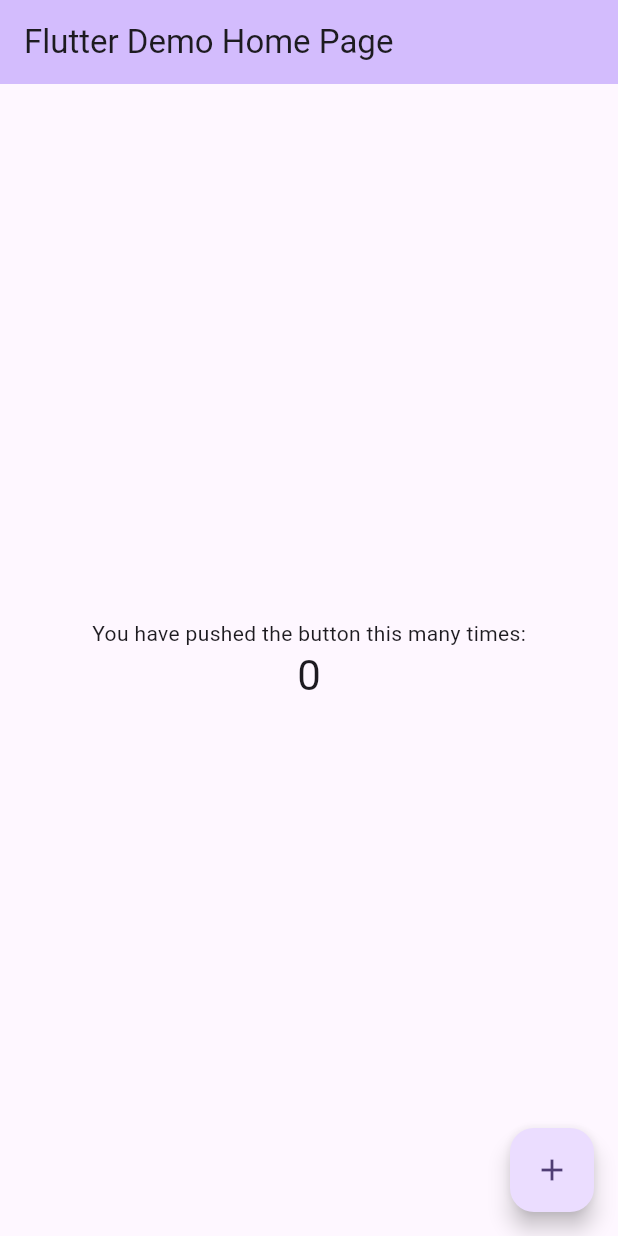
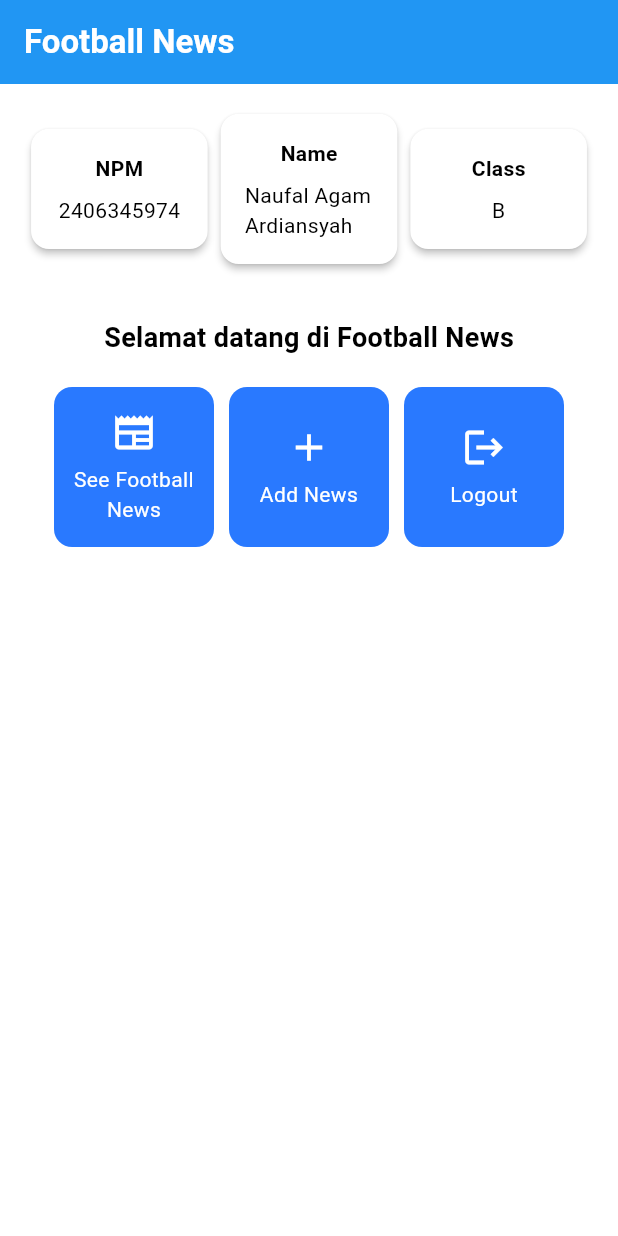
Before and after one commit to Agam1025/football-news-mobile, a Flutter app: the screen it shows after launch, on a phone screen of 412 x 824 dp. Run offline on Flutter 3.47's test engine with Material 3 defaults, Android fonts, the phone set to English and light mode, and no system bars.

Commit message:
ini commit final

```diff
--- a/lib/main.dart
+++ b/lib/main.dart
@@ -1,3 +1,4 @@
+import 'package:football_news/menu.dart';
 import 'package:flutter/material.dart';
 
 void main() {
@@ -28,95 +29,10 @@ class MyApp extends StatelessWidget {
         //
         // This works for code too, not just values: Most code changes can be
         // tested with just a hot reload.
-        colorScheme: ColorScheme.fromSeed(seedColor: Colors.deepPurple),
+         colorScheme: ColorScheme.fromSwatch(primarySwatch: Colors.blue)
+         .copyWith(secondary: Colors.blueAccent[400]),
       ),
-      home: const MyHomePage(title: 'Flutter Demo Home Page'),
+      home: MyHomePage(),
     );
   }
 }
-
-class MyHomePage extends StatefulWidget {
-  const MyHomePage({super.key, required this.title});
-
-  // This widget is the home page of your application. It is stateful, meaning
-  // that it has a State object (defined below) that contains fields that affect
-  // how it looks.
-
-  // This class is the configuration for the state. It holds the values (in this
-  // case the title) provided by the parent (in this case the App widget) and
-  // used by the build method of the State. Fields in a Widget subclass are
-  // always marked "final".
-
-  final String title;
-
-  @override
-  State<MyHomePage> createState() => _MyHomePageState();
-}
-
-class _MyHomePageState extends State<MyHomePage> {
-  int _counter = 0;
-
-  void _incrementCounter() {
-    setState(() {
-      // This call to setState tells the Flutter framework that something has
-      // changed in this State, which causes it to rerun the build method below
-      // so that the display can reflect the updated values. If we changed
-      // _counter without calling setState(), then the build method would not be
-      // called again, and so nothing would appear to happen.
-      _counter++;
-    });
-  }
-
-  @override
-  Widget build(BuildContext context) {
-    // This method is rerun every time setState is called, for instance as done
-    // by the _incrementCounter method above.
-    //
-    // The Flutter framework has been optimized to make rerunning build methods
-    // fast, so that you can just rebuild anything that needs updating rather
-    // than having to individually change instances of widgets.
-    return Scaffold(
-      appBar: AppBar(
-        // TRY THIS: Try changing the color here to a specific color (to
-        // Colors.amber, perhaps?) and trigger a hot reload to see the AppBar
-        // change color while the other colors stay the same.
-        backgroundColor: Theme.of(context).colorScheme.inversePrimary,
-        // Here we take the value from the MyHomePage object that was created by
-        // the App.build method, and use it to set our appbar title.
-        title: Text(widget.title),
-      ),
-      body: Center(
-        // Center is a layout widget. It takes a single child and positions it
-        // in the middle of the parent.
-        child: Column(
-          // Column is also a layout widget. It takes a list of children and
-          // arranges them vertically. By default, it sizes itself to fit its
-          // children horizontally, and tries to be as tall as its parent.
-          //
-          // Column has various properties to control how it sizes itself and
-          // how it positions its children. Here we use mainAxisAlignment to
-          // center the children vertically; the main axis here is the vertical
-          // axis because Columns are vertical (the cross axis would be
-          // horizontal).
-          //
-          // TRY THIS: Invoke "debug painting" (choose the "Toggle Debug Paint"
-          // action in the IDE, or press "p" in the console), to see the
-          // wireframe for each widget.
-          mainAxisAlignment: MainAxisAlignment.center,
-          children: <Widget>[
-            const Text('You have pushed the button this many times:'),
-            Text(
-              '$_counter',
-              style: Theme.of(context).textTheme.headlineMedium,
-            ),
-          ],
-        ),
-      ),
-      floatingActionButton: FloatingActionButton(
-        onPressed: _incrementCounter,
-        tooltip: 'Increment',
-        child: const Icon(Icons.add),
-      ), // This trailing comma makes auto-formatting nicer for build methods.
-    );
-  }
-}
--- /dev/null
+++ b/lib/menu.dart
@@ -0,0 +1,183 @@
+import 'package:flutter/material.dart';
+class MyHomePage extends StatelessWidget {
+    MyHomePage({super.key});
+
+        final String nama = "Naufal Agam Ardiansyah"; //nama
+        final String npm = "2406345974"; //npm
+        final String kelas = "B";
+
+        final List<ItemHomepage> items = [
+            ItemHomepage("See Football News", Icons.newspaper),
+            ItemHomepage("Add News", Icons.add),
+            ItemHomepage("Logout", Icons.logout),
+          ];
+     @override
+        Widget build(BuildContext context) {
+        // Scaffold menyediakan struktur dasar halaman dengan AppBar dan body.
+        return Scaffold(
+          // AppBar adalah bagian atas halaman yang menampilkan judul.
+          appBar: AppBar(
+            // Judul aplikasi "Football News" dengan teks putih dan tebal.
+            title: const Text(
+              'Football News',
+              style: TextStyle(
+                color: Colors.white,
+                fontWeight: FontWeight.bold,
+              ),
+            ),
+            // Warna latar belakang AppBar diambil dari skema warna tema aplikasi.
+            backgroundColor: Theme.of(context).colorScheme.primary,
+          ),
+          // Body halaman dengan padding di sekelilingnya.
+          body: Padding(
+            padding: const EdgeInsets.all(16.0),
+            // Menyusun widget secara vertikal dalam sebuah kolom.
+            child: Column(
+              crossAxisAlignment: CrossAxisAlignment.center,
+              children: [
+                // Row untuk menampilkan 3 InfoCard secara horizontal.
+                Row(
+                  mainAxisAlignment: MainAxisAlignment.spaceEvenly,
+                  children: [
+                    InfoCard(title: 'NPM', content: npm),
+                    InfoCard(title: 'Name', content: nama),
+                    InfoCard(title: 'Class', content: kelas),
+                  ],
+                ),
+
+                // Memberikan jarak vertikal 16 unit.
+                const SizedBox(height: 16.0),
+
+                // Menempatkan widget berikutnya di tengah halaman.
+                Center(
+                  child: Column(
+                    // Menyusun teks dan grid item secara vertikal.
+
+                    children: [
+                      // Menampilkan teks sambutan dengan gaya tebal dan ukuran 18.
+                      const Padding(
+                        padding: EdgeInsets.only(top: 16.0),
+                        child: Text(
+                          'Selamat datang di Football News',
+                          style: TextStyle(
+                            fontWeight: FontWeight.bold,
+                            fontSize: 18.0,
+                          ),
+                        ),
+                      ),
+
+                      // Grid untuk menampilkan ItemCard dalam bentuk grid 3 kolom.
+                      GridView.count(
+                        primary: true,
+                        padding: const EdgeInsets.all(20),
+                        crossAxisSpacing: 10,
+                        mainAxisSpacing: 10,
+                        crossAxisCount: 3,
+                        // Agar grid menyesuaikan tinggi kontennya.
+                        shrinkWrap: true,
+
+                        // Menampilkan ItemCard untuk setiap item dalam list items.
+                        children: items.map((ItemHomepage item) {
+                          return ItemCard(item);
+                        }).toList(),
+                      ),
+                    ],
+                  ),
+                ),
+              ],
+            ),
+          ),
+        );
+    }
+}
+class InfoCard extends StatelessWidget {
+  // Kartu informasi yang menampilkan title dan content.
+
+  final String title;  // Judul kartu.
+  final String content;  // Isi kartu.
+
+  const InfoCard({super.key, required this.title, required this.content});
+
+  @override
+  Widget build(BuildContext context) {
+    return Card(
+      // Membuat kotak kartu dengan bayangan dibawahnya.
+      elevation: 2.0,
+      child: Container(
+        // Mengatur ukuran dan jarak di dalam kartu.
+        width: MediaQuery.of(context).size.width / 3.5, // menyesuaikan dengan lebar device yang digunakan.
+        padding: const EdgeInsets.all(16.0),
+        // Menyusun title dan content secara vertikal.
+        child: Column(
+          children: [
+            Text(
+              title,
+              style: const TextStyle(fontWeight: FontWeight.bold),
+            ),
+            const SizedBox(height: 8.0),
+            Text(content),
+          ],
+        ),
+      ),
+    );
+  }
+}
+class ItemHomepage {
+ final String name;
+ final IconData icon;
+
+ ItemHomepage(this.name, this.icon);
+}
+class ItemCard extends StatelessWidget {
+  // Menampilkan kartu dengan ikon dan nama.
+
+  final ItemHomepage item;
+
+  const ItemCard(this.item, {super.key});
+
+  @override
+  Widget build(BuildContext context) {
+    return Material(
+      // Menentukan warna latar belakang dari tema aplikasi.
+      color: Theme.of(context).colorScheme.secondary,
+      // Membuat sudut kartu melengkung.
+      borderRadius: BorderRadius.circular(12),
+
+      child: InkWell(
+        // Aksi ketika kartu ditekan.
+        onTap: () {
+          // Menampilkan pesan SnackBar saat kartu ditekan.
+          ScaffoldMessenger.of(context)
+            ..hideCurrentSnackBar()
+            ..showSnackBar(
+              SnackBar(content: Text("Kamu telah menekan tombol ${item.name}!"))
+            );
+        },
+        // Container untuk menyimpan Icon dan Text
+        child: Container(
+          padding: const EdgeInsets.all(8),
+          child: Center(
+            child: Column(
+              // Menyusun ikon dan teks di tengah kartu.
+              mainAxisAlignment: MainAxisAlignment.center,
+              children: [
+                Icon(
+                  item.icon,
+                  color: Colors.white,
+                  size: 30.0,
+                ),
+                const Padding(padding: EdgeInsets.all(3)),
+                Text(
+                  item.name,
+                  textAlign: TextAlign.center,
+                  style: const TextStyle(color: Colors.white),
+                ),
+              ],
+            ),
+          ),
+        ),
+      ),
+    );
+  }
+
+}
```
